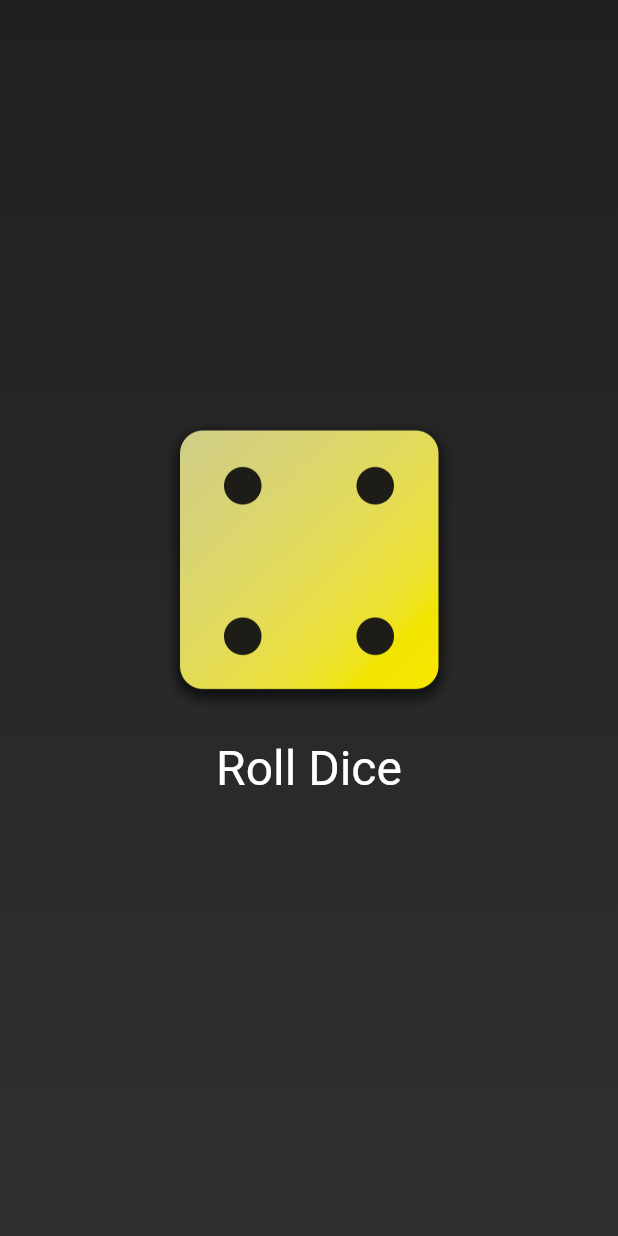
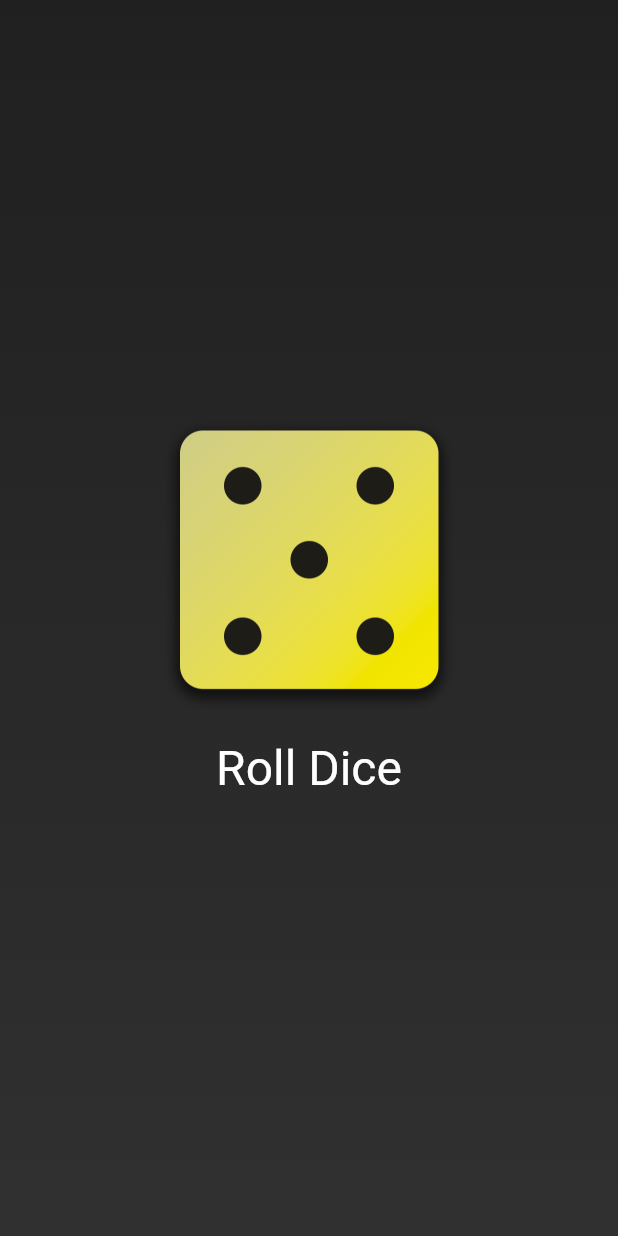
Before and after one commit to Pwikster/DiceRoller, a Flutter app: the screen it shows after launch, after a tap on "Roll Dice", on a phone screen of 412 x 824 dp. Run offline on Flutter 3.47's test engine with Material 3 defaults, Android fonts, the phone set to English and light mode, and no system bars.

```diff
--- a/lib/dice_roller.dart
+++ b/lib/dice_roller.dart
@@ -1,4 +1,8 @@
+import 'dart:math';
 import 'package:flutter/material.dart';
+
+// creates Random() object for reuse
+final randomizer = Random();
 
 class DiceRoller extends StatefulWidget {
   const DiceRoller({super.key});
@@ -10,11 +14,13 @@ class DiceRoller extends StatefulWidget {
 }
 
 class _DiceRollerState extends State<DiceRoller> {
-  var currentImage = 'assets/images/dice-1.png';
+  var currentDiceRoll = 1;
 
+// Setting currentDiceRoll for Image path
   void rollDice() {
     setState(() {
-      currentImage = 'assets/images/dice-4.png';
+      //Uses Random() object method to produce a random number
+      currentDiceRoll = randomizer.nextInt(6) + 1;
     });
   }
 
@@ -24,7 +30,7 @@ class _DiceRollerState extends State<DiceRoller> {
       mainAxisSize: MainAxisSize.min,
       children: [
         Image.asset(
-          currentImage, // add variable for image function
+          'assets/images/dice-$currentDiceRoll.png',
           width: 200,
         ),
         TextButton(
--- a/pubspec.yaml
+++ b/pubspec.yaml
@@ -65,6 +65,7 @@ flutter:
      - assets/images/dice-3.png
      - assets/images/dice-4.png
      - assets/images/dice-5.png
+     - assets/images/dice-6.png
 
   # An image asset can refer to one or more resolution-specific "variants", see
   # https://flutter.dev/to/resolution-aware-images
```
Also changed, not shown: assets/images/dice-6.png (added).
